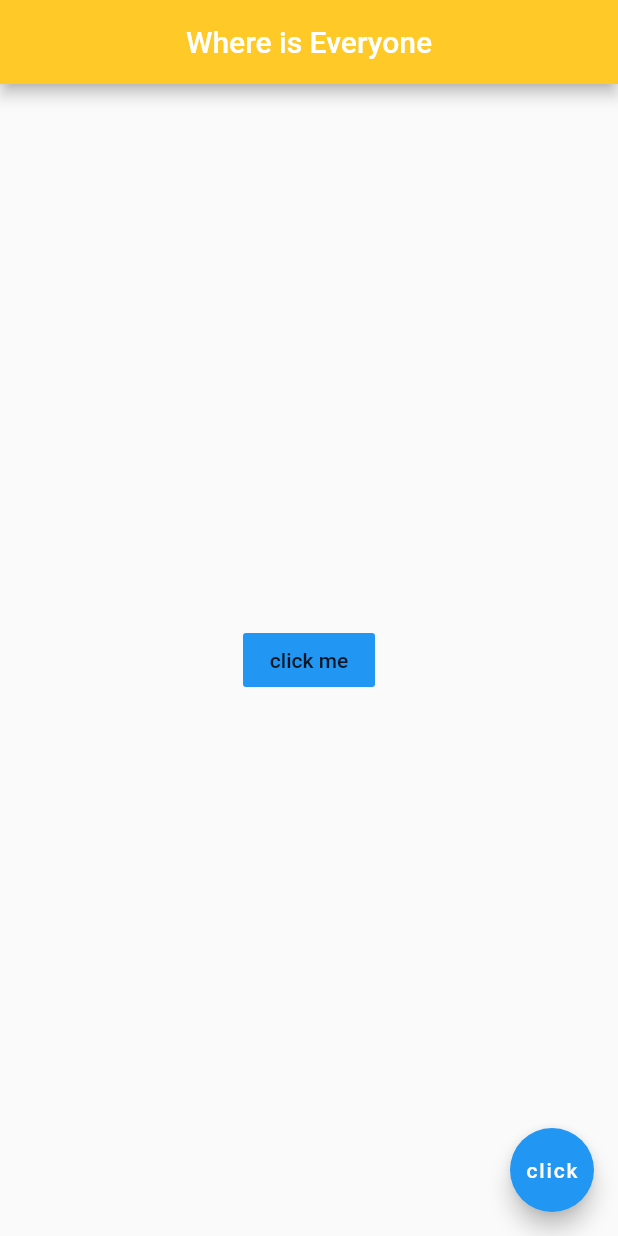
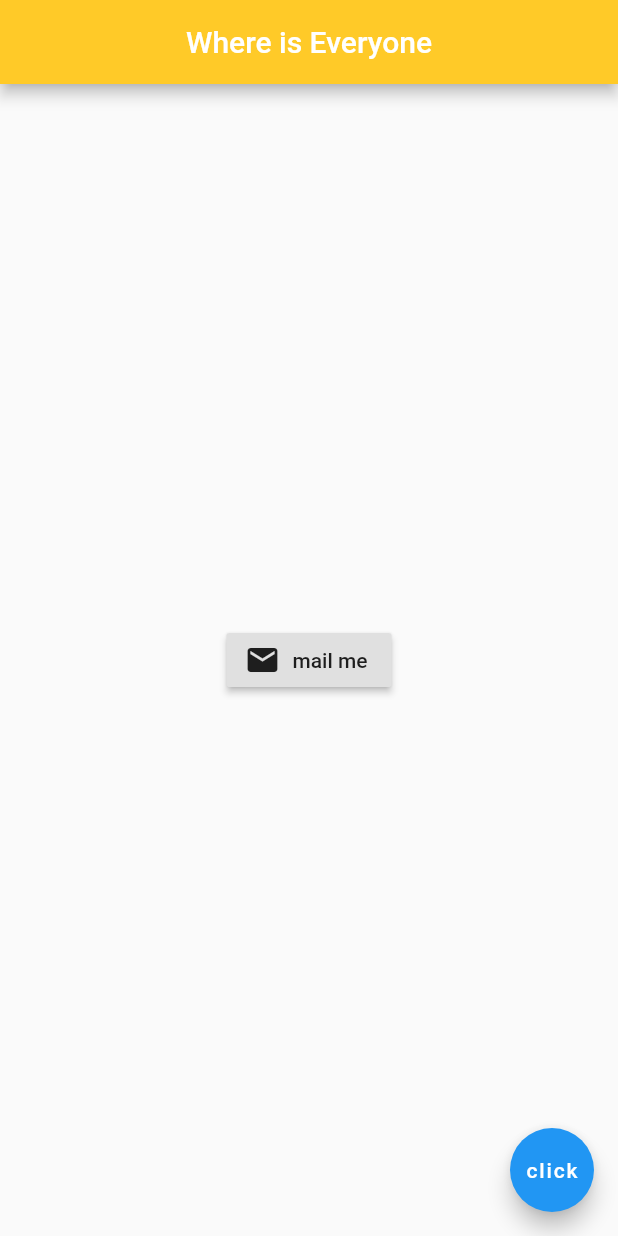
Before and after one commit to Shraddhasaini/Mobile-StatusNeo, a Flutter app: the screen it shows after launch, on a phone screen of 412 x 824 dp. Run offline on Flutter 3.47's test engine with Material 2 defaults, Android fonts, the phone set to English and light mode, and no system bars; project files that could hold a hidden picture were left out.

Commit message:
Raised Button icons

```diff
--- a/lib/main.dart
+++ b/lib/main.dart
@@ -14,11 +14,13 @@ class Home extends StatelessWidget {
         backgroundColor: Colors.amber[400],
       ),
       body: Center(
-        child: FlatButton(
+        child: RaisedButton.icon(
           onPressed: (){},
-          child: Text('click me'),
-          color: Colors.blue[500],
-        )
+          icon: Icon(
+            Icons.mail
+          ),
+          label: Text('mail me'),
+        ),
       ),
       floatingActionButton: FloatingActionButton(
         child: Text('click'),
```
